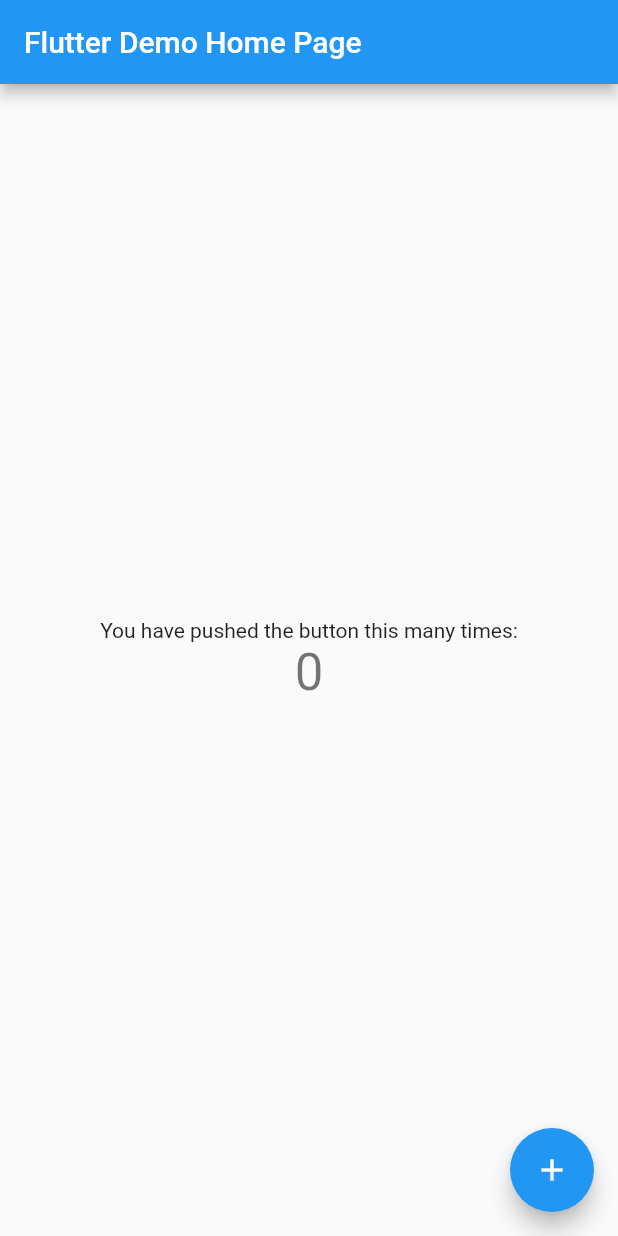
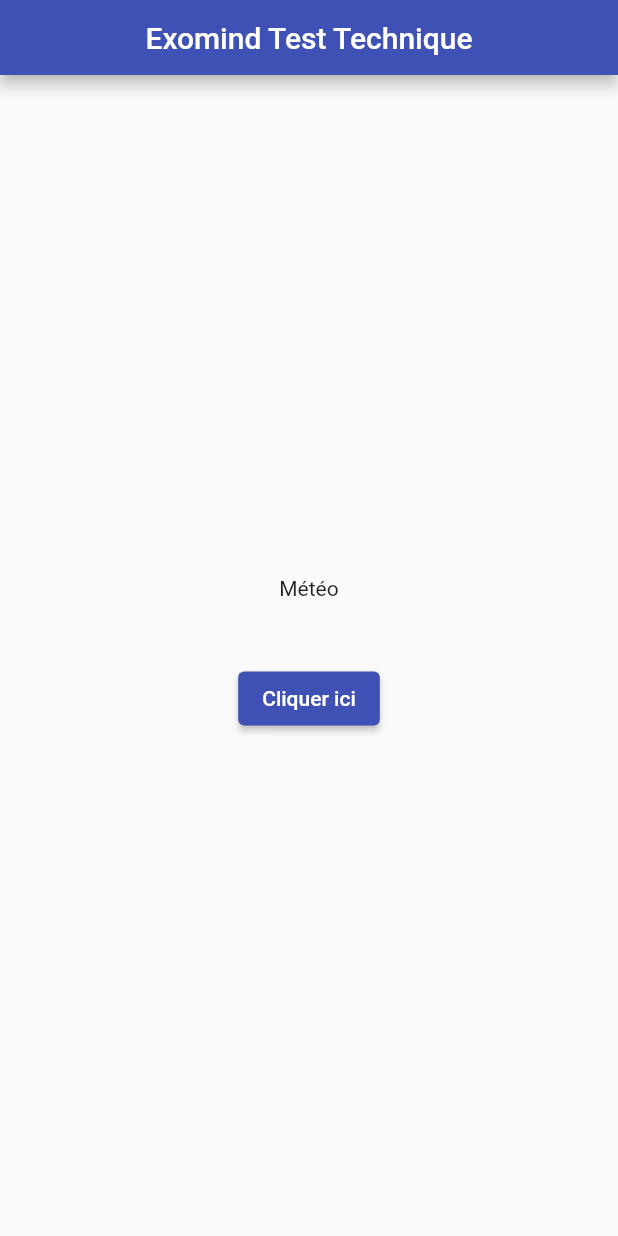
Before and after one commit to menel972/Exomind-test-technique, a Flutter app: the screen it shows after launch, on a phone screen of 412 x 824 dp. Run offline on Flutter 3.47's test engine with Material 2 defaults, Android fonts, the phone set to English and light mode, and no system bars.

Commit message:
add home_view

```diff
--- a/lib/main.dart
+++ b/lib/main.dart
@@ -1,3 +1,4 @@
+import 'package:exomind_test/views/home/home_view.dart';
 import 'package:flutter/material.dart';
 
 void main() {
@@ -7,109 +8,19 @@
 class MyApp extends StatelessWidget {
   const MyApp({Key? key}) : super(key: key);
 
-  // This widget is the root of your application.
+
+  /// title of the application
+  final String title = 'Exomind Test Technique';
+
   @override
   Widget build(BuildContext context) {
     return MaterialApp(
-      title: 'Flutter Demo',
+      debugShowCheckedModeBanner: false,
+      title: title,
       theme: ThemeData(
-        // This is the theme of your application.
-        //
-        // Try running your application with "flutter run". You'll see the
-        // application has a blue toolbar. Then, without quitting the app, try
-        // changing the primarySwatch below to Colors.green and then invoke
-        // "hot reload" (press "r" in the console where you ran "flutter run",
-        // or simply save your changes to "hot reload" in a Flutter IDE).
-        // Notice that the counter didn't reset back to zero; the application
-        // is not restarted.
-        primarySwatch: Colors.blue,
+        primarySwatch: Colors.indigo,
       ),
-      home: const MyHomePage(title: 'Flutter Demo Home Page'),
+      home: HomeView(title: title),
     );
   }
 }
-
-class MyHomePage extends StatefulWidget {
-  const MyHomePage({Key? key, required this.title}) : super(key: key);
-
-  // This widget is the home page of your application. It is stateful, meaning
-  // that it has a State object (defined below) that contains fields that affect
-  // how it looks.
-
-  // This class is the configuration for the state. It holds the values (in this
-  // case the title) provided by the parent (in this case the App widget) and
-  // used by the build method of the State. Fields in a Widget subclass are
-  // always marked "final".
-
-  final String title;
-
-  @override
-  State<MyHomePage> createState() => _MyHomePageState();
-}
-
-class _MyHomePageState extends State<MyHomePage> {
-  int _counter = 0;
-
-  void _incrementCounter() {
-    setState(() {
-      // This call to setState tells the Flutter framework that something has
-      // changed in this State, which causes it to rerun the build method below
-      // so that the display can reflect the updated values. If we changed
-      // _counter without calling setState(), then the build method would not be
-      // called again, and so nothing would appear to happen.
-      _counter++;
-    });
-  }
-
-  @override
-  Widget build(BuildContext context) {
-    // This method is rerun every time setState is called, for instance as done
-    // by the _incrementCounter method above.
-    //
-    // The Flutter framework has been optimized to make rerunning build methods
-    // fast, so that you can just rebuild anything that needs updating rather
-    // than having to individually change instances of widgets.
-    return Scaffold(
-      appBar: AppBar(
-        // Here we take the value from the MyHomePage object that was created by
-        // the App.build method, and use it to set our appbar title.
-        title: Text(widget.title),
-      ),
-      body: Center(
-        // Center is a layout widget. It takes a single child and positions it
-        // in the middle of the parent.
-        child: Column(
-          // Column is also a layout widget. It takes a list of children and
-          // arranges them vertically. By default, it sizes itself to fit its
-          // children horizontally, and tries to be as tall as its parent.
-          //
-          // Invoke "debug painting" (press "p" in the console, choose the
-          // "Toggle Debug Paint" action from the Flutter Inspector in Android
-          // Studio, or the "Toggle Debug Paint" command in Visual Studio Code)
-          // to see the wireframe for each widget.
-          //
-          // Column has various properties to control how it sizes itself and
-          // how it positions its children. Here we use mainAxisAlignment to
-          // center the children vertically; the main axis here is the vertical
-          // axis because Columns are vertical (the cross axis would be
-          // horizontal).
-          mainAxisAlignment: MainAxisAlignment.center,
-          children: <Widget>[
-            const Text(
-              'You have pushed the button this many times:',
-            ),
-            Text(
-              '$_counter',
-              style: Theme.of(context).textTheme.headline4,
-            ),
-          ],
-        ),
-      ),
-      floatingActionButton: FloatingActionButton(
-        onPressed: _incrementCounter,
-        tooltip: 'Increment',
-        child: const Icon(Icons.add),
-      ), // This trailing comma makes auto-formatting nicer for build methods.
-    );
-  }
-}
--- /dev/null
+++ b/lib/style/my_size.dart
@@ -0,0 +1,9 @@
+import 'package:flutter/material.dart';
+
+class MySize {
+  ///Get the size of my screen
+  Size size(BuildContext context) => Size(
+        MediaQuery.of(context).size.width,
+        MediaQuery.of(context).size.height,
+      );
+}
--- /dev/null
+++ b/lib/views/home/home_view.dart
@@ -0,0 +1,16 @@
+import 'package:exomind_test/views/home/widgets/home.dart';
+import 'package:exomind_test/widgets/appbar/my_app_bar.dart';
+import 'package:flutter/material.dart';
+
+class HomeView extends StatelessWidget {
+  final String title;
+  const HomeView({Key? key, required this.title}) : super(key: key);
+
+  @override
+  Widget build(BuildContext context) {
+    return Scaffold(
+      appBar: MyAppBar(leading: false, text: title),
+      body: const Home(),
+    );
+  }
+}
--- /dev/null
+++ b/lib/views/home/widgets/home.dart
@@ -0,0 +1,27 @@
+import 'package:exomind_test/widgets/button/my_primary_button.dart';
+import 'package:flutter/material.dart';
+
+import '../../../style/my_size.dart';
+
+class Home extends StatelessWidget {
+  const Home({Key? key}) : super(key: key);
+
+  @override
+  Widget build(BuildContext context) {
+    Size _size = MySize().size(context);
+
+    return Center(
+      child: Column(
+        mainAxisAlignment: MainAxisAlignment.center,
+        children: [
+          const Text('Météo'),
+          SizedBox(height: _size.height * 0.05),
+          MyPrimaryButton(
+            text: 'Cliquer ici',
+            function: () {},
+          ),
+        ],
+      ),
+    );
+  }
+}
--- /dev/null
+++ b/lib/widgets/appbar/my_app_bar.dart
@@ -0,0 +1,23 @@
+import 'package:flutter/material.dart';
+
+class MyAppBar extends StatelessWidget implements PreferredSizeWidget {
+  final bool leading;
+  final String text;
+  const MyAppBar({
+    Key? key,
+    required this.leading,
+    required this.text,
+  }) : super(key: key);
+
+  @override
+  Widget build(BuildContext context) {
+    return AppBar(
+      automaticallyImplyLeading: leading,
+      title: Text(text),
+      centerTitle: true,
+    );
+  }
+
+  @override
+  Size get preferredSize => const Size.fromHeight(50);
+}
--- /dev/null
+++ b/lib/widgets/button/my_icon_button.dart
@@ -0,0 +1,10 @@
+import 'package:flutter/material.dart';
+
+class MyIconButton extends StatelessWidget {
+  const MyIconButton({Key? key}) : super(key: key);
+
+  @override
+  Widget build(BuildContext context) {
+    return Container();
+  }
+}
--- /dev/null
+++ b/lib/widgets/button/my_primary_button.dart
@@ -0,0 +1,19 @@
+import 'package:flutter/material.dart';
+
+class MyPrimaryButton extends StatelessWidget {
+  final String text;
+  final VoidCallback function;
+  const MyPrimaryButton({
+    Key? key,
+    required this.text,
+    required this.function,
+  }) : super(key: key);
+
+  @override
+  Widget build(BuildContext context) {
+    return ElevatedButton(
+      onPressed: function,
+      child: Text(text),
+    );
+  }
+}
```
